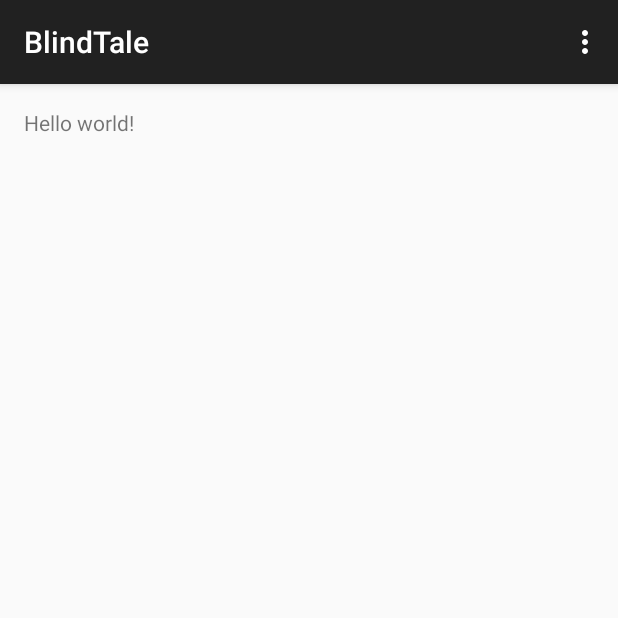
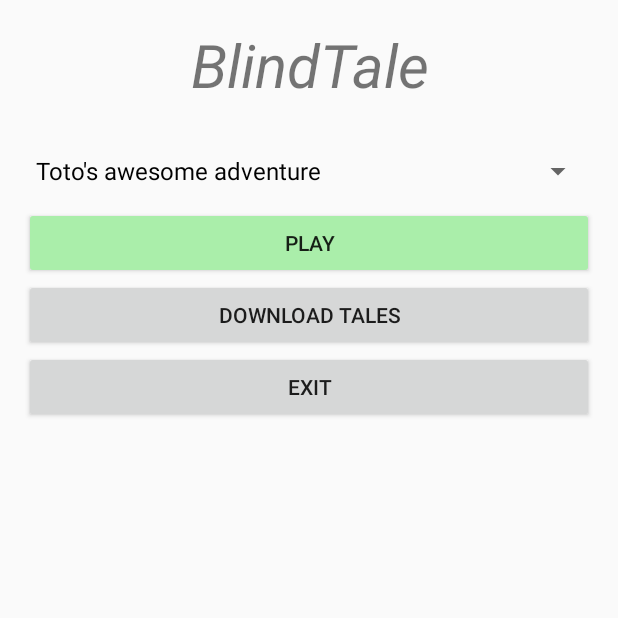
Before and after one commit to ericleib/blindtale, an Android app: the screen it shows after launch (MainActivity), on a phone screen of 412 x 824 dp, the top half of it. Run offline under Robolectric (Android 15) with nearby library versions, the phone set to English and light mode, and no system bars.

Commit message:
Added buttons, Tale and scenes

```diff
--- a/app/src/main/java/tk/thebrightstuff/blindtale/MainActivity.java
+++ b/app/src/main/java/tk/thebrightstuff/blindtale/MainActivity.java
@@ -1,38 +1,49 @@
 package tk.thebrightstuff.blindtale;
 
-import android.support.v7.app.ActionBarActivity;
+import android.app.Activity;
+import android.content.Intent;
 import android.os.Bundle;
-import android.view.Menu;
-import android.view.MenuItem;
+import android.view.View;
+import android.widget.ArrayAdapter;
+import android.widget.Spinner;
+import android.widget.SpinnerAdapter;
 
 
-public class MainActivity extends ActionBarActivity {
+public class MainActivity extends Activity {
+
+    public static final String TALE = "TALE";
+    private Spinner taleSpinner;
 
     @Override
     protected void onCreate(Bundle savedInstanceState) {
         super.onCreate(savedInstanceState);
         setContentView(R.layout.activity_main);
+
+        taleSpinner = (Spinner)findViewById(R.id.tale_spinner);
+        SpinnerAdapter adapter = new ArrayAdapter<Tale>(this, android.R.layout.simple_spinner_dropdown_item, getAvailableTales());
+        taleSpinner.setAdapter(adapter);
     }
 
-    @Override
-    public boolean onCreateOptionsMenu(Menu menu) {
-        // Inflate the menu; this adds items to the action bar if it is present.
-        getMenuInflater().inflate(R.menu.menu_main, menu);
-        return true;
+    public void exitApp(View view){
+        Intent intent = new Intent(Intent.ACTION_MAIN);
+        intent.addCategory(Intent.CATEGORY_HOME);
+        intent.setFlags(Intent.FLAG_ACTIVITY_NEW_TASK);
+        startActivity(intent);
     }
 
-    @Override
-    public boolean onOptionsItemSelected(MenuItem item) {
-        // Handle action bar item clicks here. The action bar will
-        // automatically handle clicks on the Home/Up button, so long
-        // as you specify a parent activity in AndroidManifest.xml.
-        int id = item.getItemId();
+    public void play(View view){
+        Intent intent = new Intent(this, SceneActivity.class);
+        Bundle b = new Bundle();
+        b.putSerializable(TALE, getSelectedTale());
+        intent.putExtras(b);
+        startActivity(intent);
+    }
 
-        //noinspection SimplifiableIfStatement
-        if (id == R.id.action_settings) {
-            return true;
-        }
+    private Tale getSelectedTale(){
+        return (Tale) taleSpinner.getSelectedItem();
+    }
 
-        return super.onOptionsItemSelected(item);
+    private Tale[] getAvailableTales(){
+        return new Tale[] {Tale.getDummyTale()};
     }
 }
--- /dev/null
+++ b/app/src/main/java/tk/thebrightstuff/blindtale/Scene.java
@@ -0,0 +1,12 @@
+package tk.thebrightstuff.blindtale;
+
+import java.io.Serializable;
+
+/**
+ * Created by niluje on 17/06/15.
+ */
+public class Scene implements Serializable {
+
+    public String title = "Toto";
+
+}
--- /dev/null
+++ b/app/src/main/java/tk/thebrightstuff/blindtale/Tale.java
@@ -0,0 +1,29 @@
+package tk.thebrightstuff.blindtale;
+
+import java.io.Serializable;
+
+/**
+ * Created by niluje on 17/06/15.
+ */
+public class Tale implements Serializable {
+
+    private String title;
+
+    private Scene scene;
+
+    public String toString() {
+        return title;
+    }
+
+    public Scene getScene() {
+        return scene;
+    }
+
+    public static Tale getDummyTale() {
+        Tale t = new Tale();
+        t.title = "Toto's awesome adventure";
+        t.scene = new Scene();
+        return t;
+    }
+
+}
--- a/app/src/main/res/layout/activity_main.xml
+++ b/app/src/main/res/layout/activity_main.xml
@@ -1,11 +1,70 @@
 <RelativeLayout xmlns:android="http://schemas.android.com/apk/res/android"
     xmlns:tools="http://schemas.android.com/tools" android:layout_width="match_parent"
-    android:layout_height="match_parent" android:paddingLeft="@dimen/activity_horizontal_margin"
+    android:layout_height="match_parent"
+    android:paddingLeft="@dimen/activity_horizontal_margin"
     android:paddingRight="@dimen/activity_horizontal_margin"
     android:paddingTop="@dimen/activity_vertical_margin"
-    android:paddingBottom="@dimen/activity_vertical_margin" tools:context=".MainActivity">
+    android:paddingBottom="@dimen/activity_vertical_margin"
+    tools:context=".MainActivity">
 
-    <TextView android:text="@string/hello_world" android:layout_width="wrap_content"
-        android:layout_height="wrap_content" />
+    <TextView android:text="@string/app_name" android:layout_width="wrap_content"
+        android:layout_height="wrap_content"
+        android:id="@+id/title"
+        android:layout_alignParentRight="true"
+        android:layout_alignParentEnd="true"
+        android:layout_alignParentLeft="true"
+        android:layout_alignParentStart="true"
+        android:textStyle="italic"
+        android:textAlignment="center"
+        android:gravity="center"
+        android:textSize="40dp" />
+
+    <Spinner
+        android:layout_width="wrap_content"
+        android:layout_height="wrap_content"
+        android:id="@+id/tale_spinner"
+        android:layout_below="@+id/title"
+        android:layout_marginTop="20dp"
+        android:layout_alignParentRight="true"
+        android:layout_alignParentEnd="true"
+        android:layout_alignParentLeft="true"
+        android:layout_alignParentStart="true"
+        android:spinnerMode="dropdown" />
+
+    <Button
+        android:layout_width="wrap_content"
+        android:layout_height="wrap_content"
+        android:text="Play"
+        android:id="@+id/play_button"
+        android:layout_below="@+id/tale_spinner"
+        android:layout_alignParentRight="true"
+        android:layout_alignParentEnd="true"
+        android:layout_alignParentLeft="true"
+        android:layout_alignParentStart="true"
+        android:backgroundTint="@color/play_bg"
+        android:onClick="play"/>
+
+    <Button
+        android:layout_width="wrap_content"
+        android:layout_height="wrap_content"
+        android:text="Download Tales"
+        android:id="@+id/download_button"
+        android:layout_below="@+id/play_button"
+        android:layout_alignParentRight="true"
+        android:layout_alignParentEnd="true"
+        android:layout_alignParentLeft="true"
+        android:layout_alignParentStart="true"/>
+
+    <Button
+        android:layout_width="wrap_content"
+        android:layout_height="wrap_content"
+        android:text="Exit"
+        android:id="@+id/exit_button"
+        android:layout_below="@+id/download_button"
+        android:layout_alignParentRight="true"
+        android:layout_alignParentEnd="true"
+        android:layout_alignParentLeft="true"
+        android:layout_alignParentStart="true"
+        android:onClick="exitApp"/>
 
 </RelativeLayout>
--- /dev/null
+++ b/app/src/main/res/values/colors.xml
@@ -0,0 +1,4 @@
+<?xml version="1.0" encoding="utf-8"?>
+<resources>
+    <color name="play_bg">#AAEEAA</color>
+</resources>
--- a/app/src/main/res/values/strings.xml
+++ b/app/src/main/res/values/strings.xml
@@ -1,8 +1,6 @@
 <resources>
     <string name="app_name">BlindTale</string>
 
-    <string name="hello_world">Hello world!</string>
-
-    <string name="action_settings">Settings</string>
+    <string name="title_activity_scene">Scene</string>
 
 </resources>
```
Also changed, not shown: app/src/main/AndroidManifest.xml (+8 -1 lines), app/src/main/java/tk/thebrightstuff/blindtale/SceneActivity.java (added, +22 -0 lines), app/src/main/res/layout/activity_scene.xml (added, +24 -0 lines).
